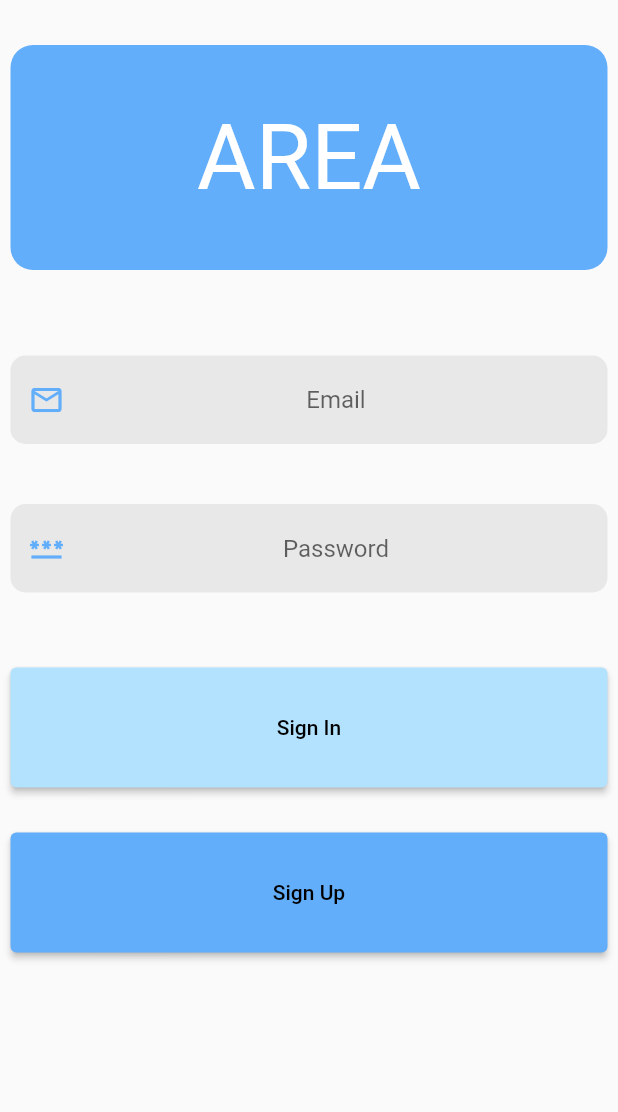
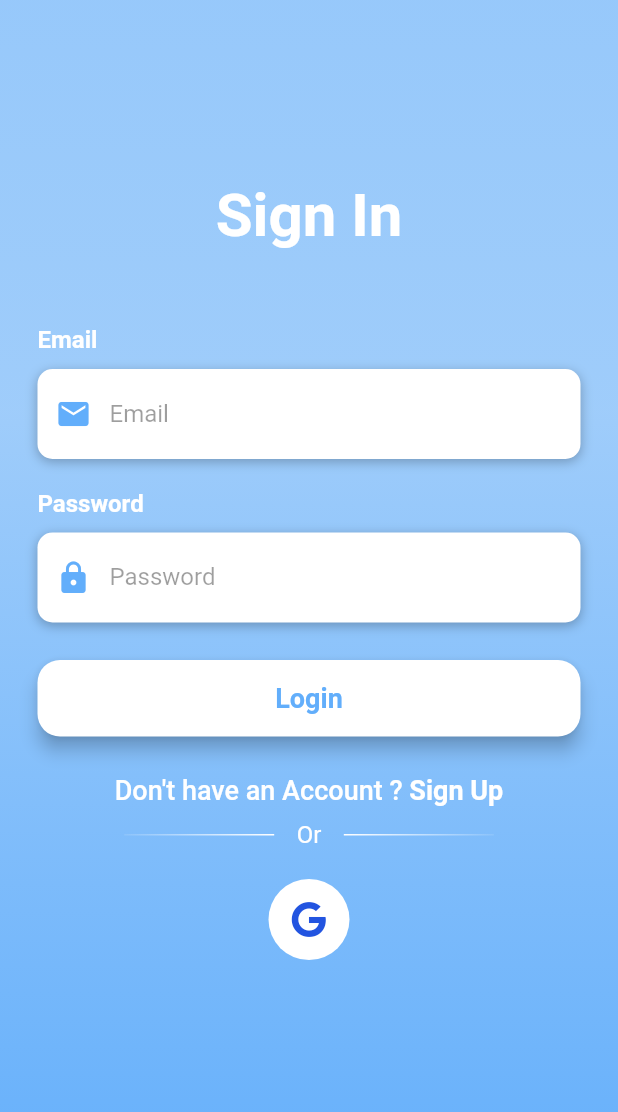
Before and after one commit to Sobihan/AREA, a Flutter app: the LoginPage screen opened directly, on a phone screen of 412 x 824 dp. Shown: the top 1112 px of the screen. Run offline on Flutter 3.47's test engine with Material 2 defaults, Android fonts, the phone set to English and light mode, and no system bars; our stand-ins replace font_awesome_flutter.

Commit message:
[FIX] Login Page design

```diff
--- a/app/lib/Components/Common/color.dart
+++ b/app/lib/Components/Common/color.dart
@@ -4,6 +4,8 @@ class CustomColor {
   static const Color lightBlue = Color.fromRGBO(98, 174, 251, 1);
   static const Color grey = Color.fromRGBO(196, 196, 196, 0.34);
   static const Color whiteBlue = Color.fromRGBO(178, 226, 254, 1);
+  static const Color white = Color(0xFFFFFFFF);
+  static const Color darkBlue = Color.fromRGBO(34, 84, 224, 1);
 }
 
 Map<int, Color> color = const {
--- /dev/null
+++ b/app/lib/Components/Login/background.dart
@@ -0,0 +1,14 @@
+import 'package:flutter/material.dart';
+
+BoxDecoration background() {
+  return const BoxDecoration(
+      gradient: LinearGradient(
+          begin: Alignment.topCenter,
+          end: Alignment.bottomCenter,
+          colors: [
+        Color(0xA662AEFB),
+        Color(0x9962AEFB),
+        Color(0xCC62AEFB),
+        Color(0xFF62AEFB)
+      ]));
+}
--- /dev/null
+++ b/app/lib/Components/Login/button.dart
@@ -0,0 +1,23 @@
+import 'package:area/Components/Common/color.dart';
+import 'package:flutter/material.dart';
+
+Container button({required String name, required Function onPressed}) {
+  return Container(
+    padding: const EdgeInsets.symmetric(vertical: 25),
+    width: double.infinity,
+    child: ElevatedButton(
+        style: ElevatedButton.styleFrom(
+            elevation: 5,
+            padding: const EdgeInsets.all(15),
+            shape: RoundedRectangleBorder(
+                borderRadius: BorderRadius.circular(15))),
+        onPressed: () => {onPressed()},
+        child: Text(
+          name,
+          style: const TextStyle(
+              color: CustomColor.lightBlue,
+              fontSize: 18,
+              fontWeight: FontWeight.bold),
+        )),
+  );
+}
--- /dev/null
+++ b/app/lib/Components/Login/gbutton.dart
@@ -0,0 +1,21 @@
+import 'package:flutter/material.dart';
+import 'package:font_awesome_flutter/font_awesome_flutter.dart';
+import '../Common/color.dart';
+
+GestureDetector gbutton({required Function onTap}) {
+  return GestureDetector(
+    onTap: () => {onTap()},
+    child: Container(
+      padding: const EdgeInsets.all(15.0),
+      decoration: const BoxDecoration(
+        shape: BoxShape.circle,
+        color: Colors.white,
+      ),
+      child: const Icon(
+        FontAwesomeIcons.google,
+        color: CustomColor.darkBlue,
+        // Color(0xFF0084ff)
+      ),
+    ),
+  );
+}
--- a/app/lib/Components/Login/input.dart
+++ b/app/lib/Components/Login/input.dart
@@ -1,33 +1,22 @@
 import 'package:flutter/material.dart';
 import '../Common/color.dart';
 
-Container getMyInput(TextEditingController controller, IconData icon,
-    String placehold, bool isSecret) {
-  return Container(
-      margin: const EdgeInsets.only(left: 7, right: 7),
-      child: TextField(
-          obscureText: isSecret,
-          controller: controller,
-          showCursor: false,
-          textAlign: TextAlign.center,
-          decoration: InputDecoration(
-              focusedBorder: OutlineInputBorder(
-                borderSide:
-                    const BorderSide(color: CustomColor.lightBlue, width: 2.0),
-                borderRadius: BorderRadius.circular(25.0),
-              ),
-              fillColor: CustomColor.grey,
-              border: OutlineInputBorder(
-                borderRadius: BorderRadius.circular(10),
-                borderSide: const BorderSide(
-                  width: 0,
-                  style: BorderStyle.none,
-                ),
-              ),
-              filled: true,
-              hintText: placehold,
-              prefixIcon: Icon(
-                icon,
-                color: CustomColor.lightBlue,
-              ))));
+TextField input(
+    {required String hintText,
+    required IconData icon,
+    required bool isSecure,
+    required TextEditingController controller}) {
+  return TextField(
+    cursorColor: CustomColor.lightBlue,
+    controller: controller,
+    keyboardType: isSecure == false ? TextInputType.emailAddress : null,
+    obscureText: isSecure,
+    style: const TextStyle(color: Colors.black87),
+    decoration: InputDecoration(
+        border: InputBorder.none,
+        contentPadding: const EdgeInsets.only(top: 14),
+        prefixIcon: Icon(icon, color: CustomColor.lightBlue),
+        hintText: hintText,
+        hintStyle: const TextStyle(color: Colors.black38)),
+  );
 }
--- a/app/lib/Components/Login/long_button.dart
+++ /dev/null
@@ -1,13 +0,0 @@
-import 'package:flutter/material.dart';
-
-Container getMyLongButton(String text, Function onPressed, Color customColor) {
-  return Container(
-      height: 80,
-      width: 500,
-      margin: const EdgeInsets.only(left: 7, right: 7),
-      child: ElevatedButton(
-          onPressed: () => {onPressed()},
-          child: Text(text),
-          style: ButtonStyle(
-              backgroundColor: MaterialStateProperty.all(customColor))));
-}
--- /dev/null
+++ b/app/lib/Components/Login/or.dart
@@ -0,0 +1,49 @@
+import 'package:flutter/material.dart';
+
+Row or() {
+  return Row(
+    mainAxisAlignment: MainAxisAlignment.center,
+    children: <Widget>[
+      Container(
+        decoration: const BoxDecoration(
+          gradient: LinearGradient(
+              colors: <Color>[
+                Colors.white10,
+                Colors.white,
+              ],
+              begin: FractionalOffset(0.0, 0.0),
+              end: FractionalOffset(1.0, 1.0),
+              stops: <double>[0.0, 1.0],
+              tileMode: TileMode.clamp),
+        ),
+        width: 100.0,
+        height: 1.0,
+      ),
+      const Padding(
+        padding: EdgeInsets.only(left: 15.0, right: 15.0),
+        child: Text(
+          'Or',
+          style: TextStyle(
+            color: Colors.white,
+            fontSize: 16.0,
+          ),
+        ),
+      ),
+      Container(
+        decoration: const BoxDecoration(
+          gradient: LinearGradient(
+              colors: <Color>[
+                Colors.white,
+                Colors.white10,
+              ],
+              begin: FractionalOffset(0.0, 0.0),
+              end: FractionalOffset(1.0, 1.0),
+              stops: <double>[0.0, 1.0],
+              tileMode: TileMode.clamp),
+        ),
+        width: 100.0,
+        height: 1.0,
+      ),
+    ],
+  );
+}
--- /dev/null
+++ b/app/lib/Components/Login/text_span.dart
@@ -0,0 +1,24 @@
+import 'package:flutter/material.dart';
+
+GestureDetector textSpan(
+    {required String description,
+    required String name,
+    required Function onTap}) {
+  return GestureDetector(
+    onTap: () => {onTap()},
+    child: RichText(
+      text: TextSpan(children: [
+        TextSpan(
+            text: description,
+            style: const TextStyle(
+                color: Colors.white,
+                fontSize: 18,
+                fontWeight: FontWeight.w500)),
+        TextSpan(
+            text: name,
+            style: const TextStyle(
+                color: Colors.white, fontSize: 18, fontWeight: FontWeight.bold))
+      ]),
+    ),
+  );
+}
--- a/app/lib/Pages/login_page.dart
+++ b/app/lib/Pages/login_page.dart
@@ -1,9 +1,12 @@
+import 'package:area/Components/Login/background.dart';
+import 'package:area/Components/Login/gbutton.dart';
+import 'package:area/Components/Login/text_span.dart';
 import 'package:flutter/material.dart';
-import '../Components/Common/header.dart';
 import '../Components/Login/input.dart';
-import '../Components/Login/long_button.dart';
+import '../Components/Login/button.dart';
 import '../API/api.dart';
-import '../Components/Common/color.dart';
+import 'package:flutter/services.dart';
+import '../Components/Login/or.dart';
 
 class LoginPage extends StatefulWidget {
   final String host;
@@ -30,25 +33,118 @@ class _LoginPageState extends State<LoginPage> {
     super.dispose();
   }
 
+  Widget buildInputSection(
+      {required String hintText,
+      required IconData icon,
+      required bool isSecure,
+      required TextEditingController controller}) {
+    return Column(
+      crossAxisAlignment: CrossAxisAlignment.start,
+      children: <Widget>[
+        Text(
+          hintText,
+          style: const TextStyle(
+              color: Colors.white, fontSize: 16, fontWeight: FontWeight.bold),
+        ),
+        const SizedBox(height: 10),
+        Container(
+            alignment: Alignment.center,
+            height: 60,
+            decoration: BoxDecoration(
+                color: Colors.white,
+                borderRadius: BorderRadius.circular(10),
+                boxShadow: const [
+                  BoxShadow(
+                      color: Colors.black26,
+                      blurRadius: 6,
+                      offset: Offset(0, 2))
+                ]),
+            child: input(
+                hintText: hintText,
+                icon: icon,
+                isSecure: isSecure,
+                controller: controller))
+      ],
+    );
+  }
+
   @override
   Widget build(BuildContext context) {
     return Scaffold(
-        resizeToAvoidBottomInset: false,
-        body: Column(
-          children: <Widget>[
-            getMyHeader("AREA"),
-            const SizedBox(height: 50),
-            getMyInput(_controllerEmail, Icons.mail_outline, "Email", false),
-            const SizedBox(height: 40),
-            getMyInput(_controllerPassword, Icons.password, "Password", true),
-            const SizedBox(height: 50),
-            getMyLongButton("Sign In", () => {printer(_controllerEmail.text)},
-                CustomColor.whiteBlue),
-            const SizedBox(height: 30),
-            getMyLongButton("Sign Up", () => {printer(_controllerEmail.text)},
-                CustomColor.lightBlue)
-            // Text(_controller.text == "" ? "Hello" : _controller.text)
-          ],
-        ));
+        body: AnnotatedRegion<SystemUiOverlayStyle>(
+      value: SystemUiOverlayStyle.light,
+      child: GestureDetector(
+          child: Stack(
+        children: <Widget>[
+          Container(
+            height: double.infinity,
+            width: double.infinity,
+            decoration: background(),
+            child: SingleChildScrollView(
+              physics: const AlwaysScrollableScrollPhysics(),
+              padding: const EdgeInsets.symmetric(
+                horizontal: 25,
+                vertical: 120,
+              ),
+              child: Column(
+                mainAxisAlignment: MainAxisAlignment.center,
+                children: <Widget>[
+                  const Text(
+                    'Sign In',
+                    style: TextStyle(
+                      color: Colors.white,
+                      fontSize: 40,
+                      fontWeight: FontWeight.bold,
+                    ),
+                  ),
+                  const SizedBox(height: 50),
+                  buildInputSection(
+                      hintText: 'Email',
+                      icon: Icons.email,
+                      isSecure: false,
+                      controller: _controllerEmail),
+                  const SizedBox(height: 20),
+                  buildInputSection(
+                      hintText: 'Password',
+                      icon: Icons.lock,
+                      isSecure: true,
+                      controller: _controllerPassword),
+                  button(
+                      name: 'Login',
+                      onPressed: () => printer(_controllerEmail.text)),
+                  textSpan(
+                      description: 'Don\'t have an Account ? ',
+                      name: 'Sign Up',
+                      onTap: () => print('Sign Up pressed')),
+                  const SizedBox(height: 10),
+                  or(),
+                  const SizedBox(height: 20),
+                  gbutton(onTap: () => print('Gbutton pressed'))
+                ],
+              ),
+            ),
+          ),
+        ],
+      )),
+    ));
+
+    // return Scaffold(
+    //     resizeToAvoidBottomInset: false,
+    //     body: Column(
+    //       children: <Widget>[
+    //         getMyHeader("AREA"),
+    //         const SizedBox(height: 50),
+    //         getMyInput(_controllerEmail, Icons.mail_outline, "Email", false),
+    //         const SizedBox(height: 40),
+    //         getMyInput(_controllerPassword, Icons.password, "Password", true),
+    //         const SizedBox(height: 50),
+    //         getMyLongButton("Sign In", () => {printer(_controllerEmail.text)},
+    //             CustomColor.whiteBlue),
+    //         const SizedBox(height: 30),
+    //         getMyLongButton("Sign Up", () => {printer(_controllerEmail.text)},
+    //             CustomColor.lightBlue)
+    //         // Text(_controller.text == "" ? "Hello" : _controller.text)
+    //       ],
+    //     ));
   }
 }
--- a/app/pubspec.yaml
+++ b/app/pubspec.yaml
@@ -34,6 +34,7 @@ dependencies:
   # The following adds the Cupertino Icons font to your application.
   # Use with the CupertinoIcons class for iOS style icons.
   cupertino_icons: ^1.0.2
+  font_awesome_flutter: ^9.2.0
 
 dev_dependencies:
   flutter_test:
```
Also changed, not shown: app/pubspec.lock.
